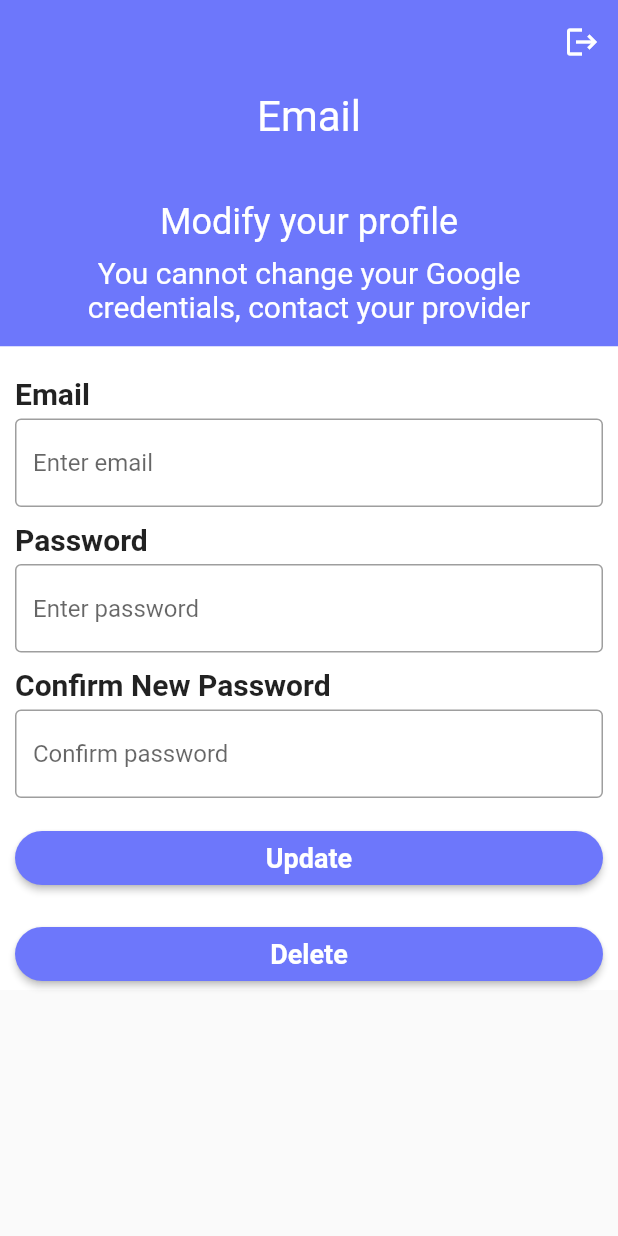
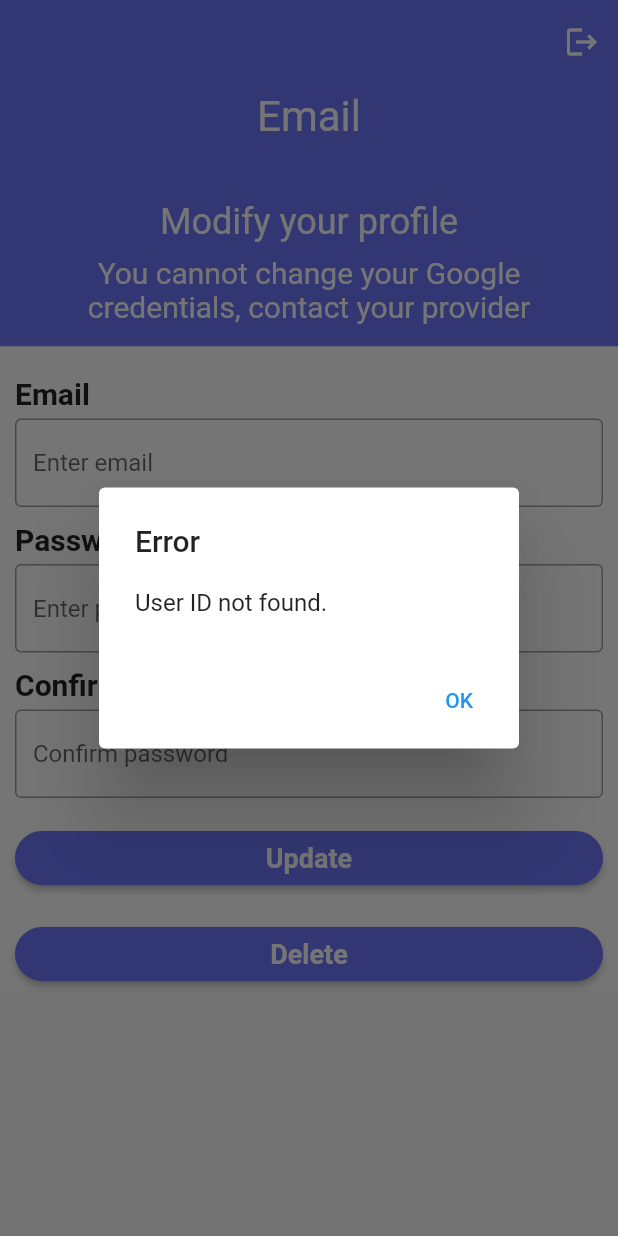
Before and after one commit to Giansimone-Coccia/Biblioteca_Nazionale_Flutter, a Flutter app: the Profile screen opened by its route, after a tap on "Update", on a phone screen of 412 x 824 dp. Run offline on Flutter 3.47's test engine with Material 2 defaults, Android fonts, the phone set to English and light mode, and no system bars; our stand-ins replace sqflite; missing offline and left inert: google_books_api; accounts and stored records are empty.

Commit message:
Funziona anche aggiornamento

```diff
--- a/lib/screens/profile.dart
+++ b/lib/screens/profile.dart
@@ -8,6 +8,10 @@ final Color customPurpleColor = const Color(0xFF6D77FB);
 DatabaseProvider databaseProvider = DatabaseProvider();
 
 class Profile extends StatelessWidget {
+  final TextEditingController emailController = TextEditingController();
+  final TextEditingController passwordController = TextEditingController();
+  final TextEditingController confirmPasswordController = TextEditingController();
+
   @override
   Widget build(BuildContext context) {
     return Scaffold(
@@ -125,6 +129,7 @@ class Profile extends StatelessWidget {
         ),
         SizedBox(height: 5),
         TextField(
+          controller: emailController,
           decoration: InputDecoration(
             border: OutlineInputBorder(),
             focusedBorder: OutlineInputBorder(
@@ -145,6 +150,7 @@ class Profile extends StatelessWidget {
         ),
         SizedBox(height: 5),
         TextField(
+          controller: passwordController,
           decoration: InputDecoration(
             border: OutlineInputBorder(),
             focusedBorder: OutlineInputBorder(
@@ -165,6 +171,7 @@ class Profile extends StatelessWidget {
         ),
         SizedBox(height: 5),
         TextField(
+          controller: confirmPasswordController,
           decoration: InputDecoration(
             border: OutlineInputBorder(),
             focusedBorder: OutlineInputBorder(
@@ -180,7 +187,7 @@ class Profile extends StatelessWidget {
           width: double.infinity,
           child: ElevatedButton(
             onPressed: () {
-              // Logica per l'aggiornamento del profilo
+              updateProfile(context);
             },
             style: ElevatedButton.styleFrom(
               shape: RoundedRectangleBorder(
@@ -300,4 +307,111 @@ class Profile extends StatelessWidget {
     }
   }
 
+  void updateProfile(BuildContext context) {
+    final int? currentUserId = AuthManager().currentUserId;
+    if (currentUserId != null) {
+      final String email = emailController.text.trim();
+      final String password = passwordController.text.trim();
+      final String confirmPassword = confirmPasswordController.text.trim();
+
+      bool isEmailUpdated = false;
+      bool isPasswordUpdated = false;
+
+      if (email.isNotEmpty) {
+        isEmailUpdated = true;
+      }
+
+      if (password.isNotEmpty && confirmPassword.isNotEmpty) {
+        if (password == confirmPassword) {
+          isPasswordUpdated = true;
+        } else {
+          showDialog(
+            context: context,
+            builder: (BuildContext context) {
+              return AlertDialog(
+                title: Text('Error'),
+                content: Text('Passwords do not match.'),
+                actions: [
+                  TextButton(
+                    child: Text('OK'),
+                    onPressed: () {
+                      Navigator.of(context).pop();
+                    },
+                  ),
+                ],
+              );
+            },
+          );
+          return; // Return early if passwords don't match
+        }
+      }
+
+      if (!isEmailUpdated && !isPasswordUpdated) {
+        showDialog(
+          context: context,
+          builder: (BuildContext context) {
+            return AlertDialog(
+              title: Text('Error'),
+              content: Text('Please enter email and/or password.'),
+              actions: [
+                TextButton(
+                  child: Text('OK'),
+                  onPressed: () {
+                    Navigator.of(context).pop();
+                  },
+                ),
+              ],
+            );
+          },
+        );
+        return; // Return early if no email or password is entered
+      }
+
+      // Update email if provided
+      if (isEmailUpdated) {
+        databaseProvider.updateUserEmail(currentUserId, email);
+      }
+
+      // Update password if provided
+      if (isPasswordUpdated) {
+        databaseProvider.updateUserPassword(currentUserId, password);
+      }
+
+      showDialog(
+        context: context,
+        builder: (BuildContext context) {
+          return AlertDialog(
+            title: Text('Success'),
+            content: Text('Profile updated successfully.'),
+            actions: [
+              TextButton(
+                child: Text('OK'),
+                onPressed: () {
+                  Navigator.of(context).pop();
+                },
+              ),
+            ],
+          );
+        },
+      );
+    } else {
+      showDialog(
+        context: context,
+        builder: (BuildContext context) {
+          return AlertDialog(
+            title: Text('Error'),
+            content: Text('User ID not found.'),
+            actions: [
+              TextButton(
+                child: Text('OK'),
+                onPressed: () {
+                  Navigator.of(context).pop();
+                },
+              ),
+            ],
+          );
+        },
+      );
+    }
+  }
 }
```
Also changed, not shown: lib/models/DatabaseProvider.dart (+20 -0 lines).
